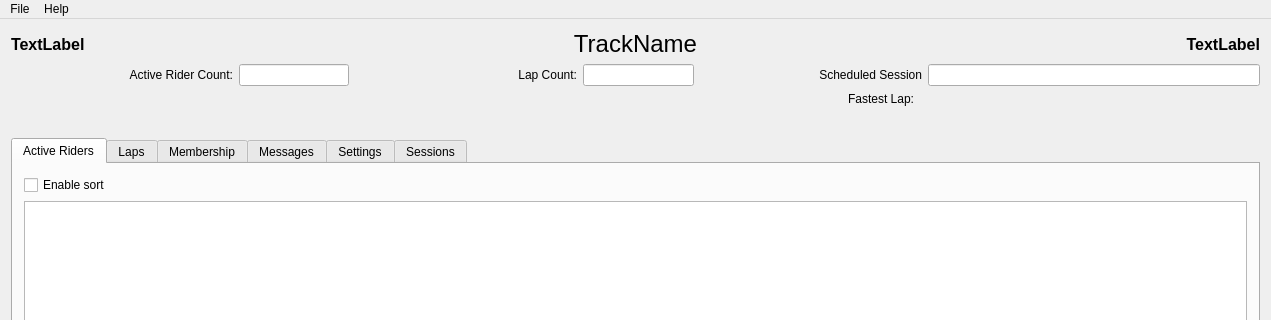
Old version of the form src/mainwindow.ui in the repository mbuckaway/laps; both pictures show x 0 to 1271 and y 0 to 320 of the 1271 by 788 pixel window.
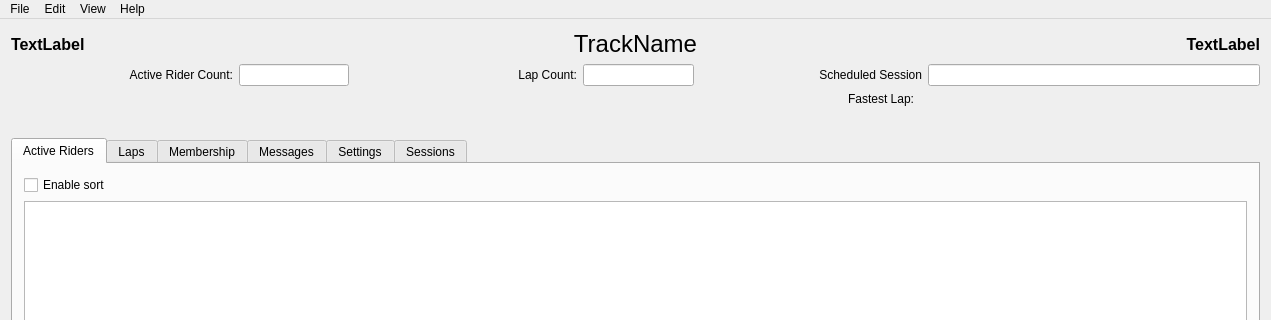
New version of the form.

Commit message: v0.7 track beta with empty menu items

Patch:
```diff
--- a/src/mainwindow.ui
+++ b/src/mainwindow.ui
@@ -1647,7 +1647,23 @@
     </property>
     <addaction name="actionHelpAbout"/>
    </widget>
+   <widget class="QMenu" name="menuView">
+    <property name="title">
+     <string>View</string>
+    </property>
+    <addaction name="actionMessages"/>
+    <addaction name="actionRecords"/>
+    <addaction name="actionHistory"/>
+   </widget>
+   <widget class="QMenu" name="menuEdit">
+    <property name="title">
+     <string>Edit</string>
+    </property>
+    <addaction name="actionMembership"/>
+   </widget>
    <addaction name="menuFile"/>
+   <addaction name="menuEdit"/>
+   <addaction name="menuView"/>
    <addaction name="menuHelp"/>
   </widget>
   <widget class="QStatusBar" name="statusBar"/>
```
Left out of the diff: 82 changed lines with no effect on the pictures. The commit also changes 5 other files.
